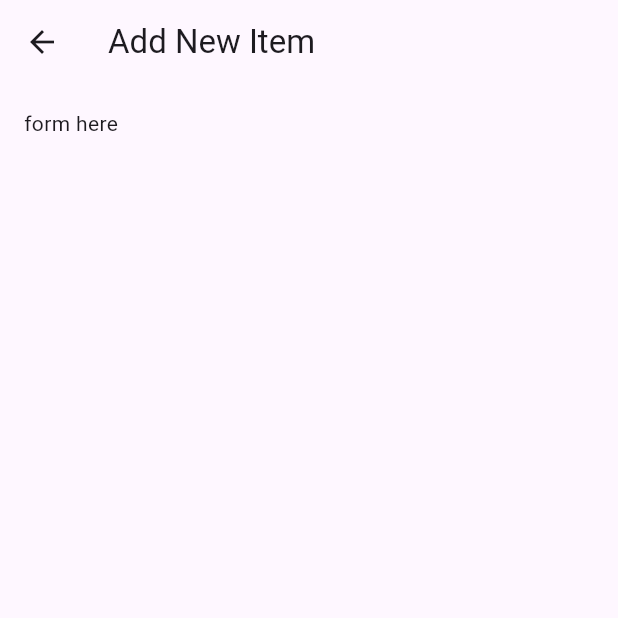
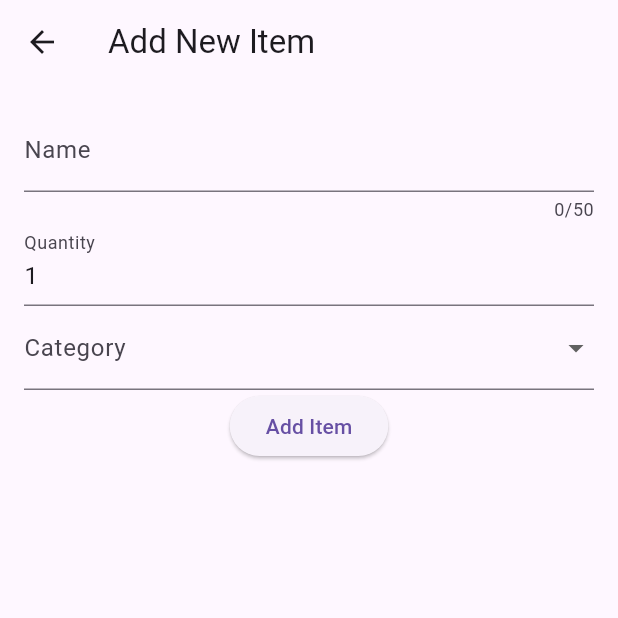
Before and after one commit to lcd11001/flutter-shop, a Flutter app: the NewItemScreen screen opened directly, on a phone screen of 412 x 824 dp, the top half of it. Run offline on Flutter 3.47's test engine with Material 3 defaults, Android fonts, the phone set to English and light mode, and no system bars.

Commit message:
+ new item screen

```diff
--- a/lib/screens/grocery_screen.dart
+++ b/lib/screens/grocery_screen.dart
@@ -1,5 +1,4 @@
 import 'package:flutter/material.dart';
-import 'package:flutter/widgets.dart';
 import 'package:shopping/screens/new_item_screen.dart';
 
 import 'package:shopping/widgets/grocery_list.dart';
--- a/lib/screens/new_item_screen.dart
+++ b/lib/screens/new_item_screen.dart
@@ -1,4 +1,10 @@
 import 'package:flutter/material.dart';
+import 'package:flutter/services.dart';
+
+import 'package:shopping/data/categories.dart';
+import 'package:shopping/models/category.dart';
+
+import 'package:shopping/utils/thousands_formatter.dart';
 
 class NewItemScreen extends StatefulWidget {
   const NewItemScreen({super.key});
@@ -14,10 +20,70 @@ class _NewItemScreenState extends State<NewItemScreen> {
       appBar: AppBar(
         title: const Text('Add New Item'),
       ),
-      body: const Padding(
+      body: Padding(
         padding: const EdgeInsets.all(16.0),
-        child: Text('form here'),
+        child: Form(
+            child: Column(
+          children: [
+            TextFormField(
+              decoration: const InputDecoration(
+                labelText: 'Name',
+              ),
+              keyboardType: TextInputType.text,
+              maxLength: 50,
+              validator: (value) {
+                if (value == null || value.trim().isEmpty) {
+                  return 'Please enter a name';
+                }
+                return null;
+              },
+            ),
+            TextFormField(
+              initialValue: '1',
+              decoration: const InputDecoration(
+                labelText: 'Quantity',
+              ),
+              keyboardType: TextInputType.number,
+              inputFormatters: [
+                FilteringTextInputFormatter.digitsOnly,
+                ThousandsFormatter(),
+              ],
+            ),
+            DropdownButtonFormField(
+              items: _buildCategoryItems(),
+              onChanged: (selected) {
+                debugPrint('Selected: $selected');
+              },
+              decoration: const InputDecoration(
+                labelText: 'Category',
+              ),
+            ),
+            ElevatedButton(
+              onPressed: () {},
+              child: const Text('Add Item'),
+            ),
+          ],
+        )),
       ),
     );
   }
+
+  List<DropdownMenuItem<Category>> _buildCategoryItems() {
+    return categories.entries.map((item) {
+      return DropdownMenuItem<Category>(
+        value: item.value,
+        child: Row(
+          children: [
+            Container(
+              width: 16,
+              height: 16,
+              color: item.value.color,
+            ),
+            const SizedBox(width: 8),
+            Text(item.value.name),
+          ],
+        ),
+      );
+    }).toList();
+  }
 }
```
